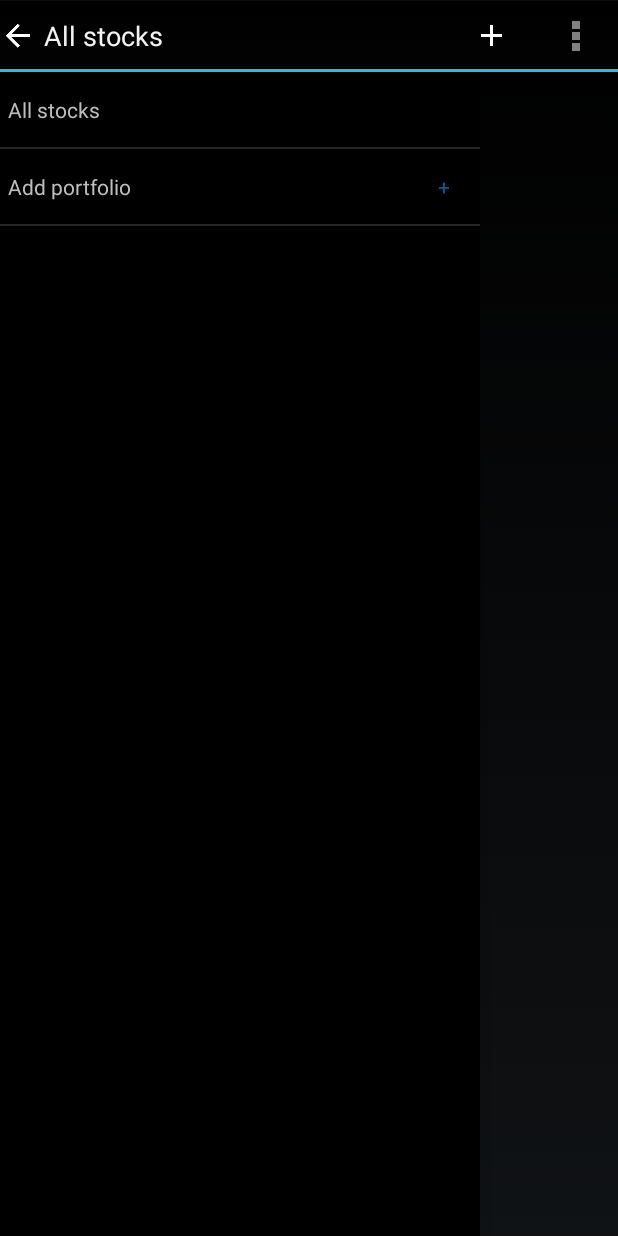
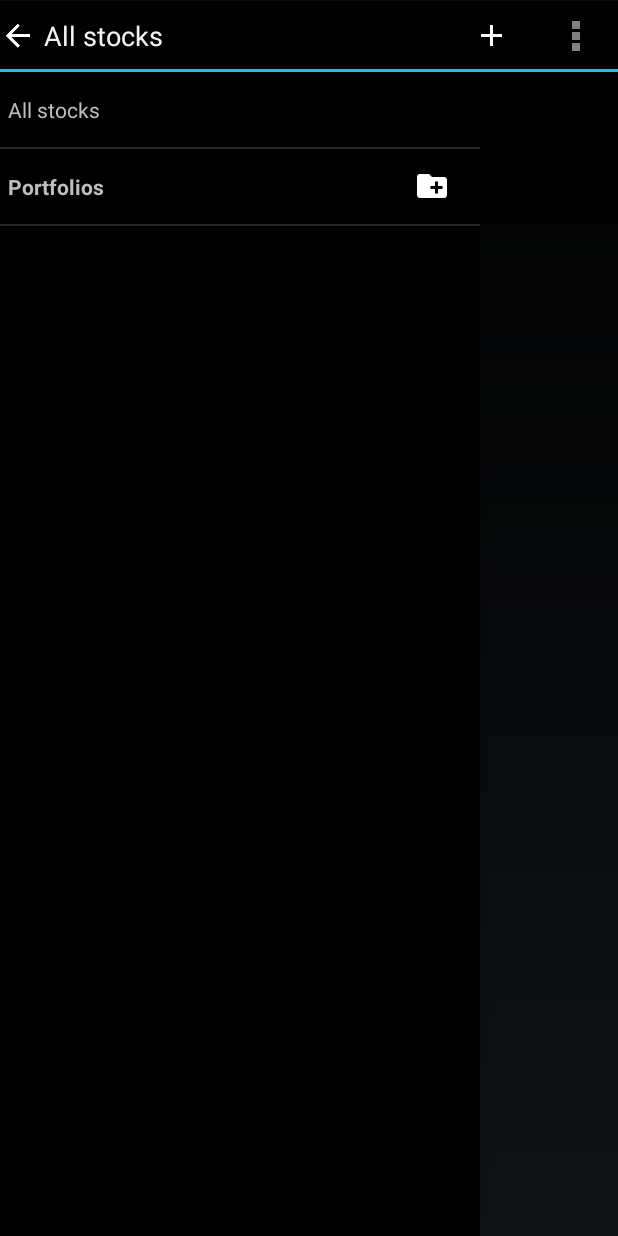
Before and after one commit to kumarad/asanecon, an Android app: the screen it shows after launch (HomeActivity), with the side drawer open, on a phone screen of 412 x 824 dp. Run offline under Robolectric (Android 15) with nearby library versions, the phone set to English and light mode, and no system bars; libraries missing offline, so code that uses them is left out: com.crashlytics.android, com.squareup.otto, io.fabric.sdk; 8 statements that could not run were skipped.

Commit message:
Updated add portfolio icon and drawer item

```diff
--- a/app/src/main/java/com/techan/activities/HomeActivity.java
+++ b/app/src/main/java/com/techan/activities/HomeActivity.java
@@ -42,7 +42,7 @@ public class HomeActivity extends Activity implements IDrawerActivity {
     public static String PORTFOLIO = "PORTFOLIO";
     public static String APP_START_UP = "APP_START_UP";
     public static String ALL_STOCKS = "All stocks";
-    public static String ADD_PORTFOLIO = "Add portfolio";
+    public static String ADD_PORTFOLIO = "Portfolios";
     public static String GOLD = "Gold";
     private DrawerLayout drawerLayout;
     private ListView drawerListView;
--- a/app/src/main/res/layout/drawer_menu_add_item_text.xml
+++ b/app/src/main/res/layout/drawer_menu_add_item_text.xml
@@ -11,12 +11,12 @@
         android:layout_marginStart="5dp"
         android:layout_width="0dp"
         android:layout_weight="1"
+        android:textStyle="bold"
         android:layout_height="wrap_content"/>
 
-    <TextView
-        android:text="+"
+    <ImageView
+        android:src="@drawable/ic_create_new_folder_white_24dp"
         android:layout_marginEnd="20dp"
-        android:textColor="@color/blue"
         android:layout_width="wrap_content"
         android:layout_height="wrap_content"/>
 
```
Also changed, not shown: app/src/main/res/drawable-hdpi/ic_create_new_folder_white_24dp.png (added), app/src/main/res/drawable-mdpi/ic_create_new_folder_white_24dp.png (added), app/src/main/res/drawable-xhdpi/ic_create_new_folder_white_24dp.png (added), app/src/main/res/drawable-xxhdpi/ic_create_new_folder_white_24dp.png (added), app/src/main/res/drawable-xxxhdpi/ic_create_new_folder_white_24dp.png (added).
